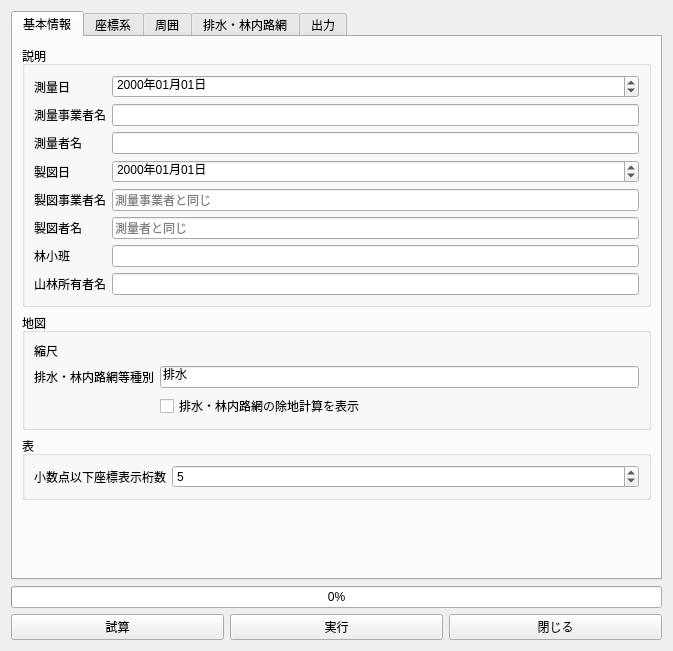
Old version of the form main_dialog.ui in the repository CleanDiesel/RingyoZumenMaker.
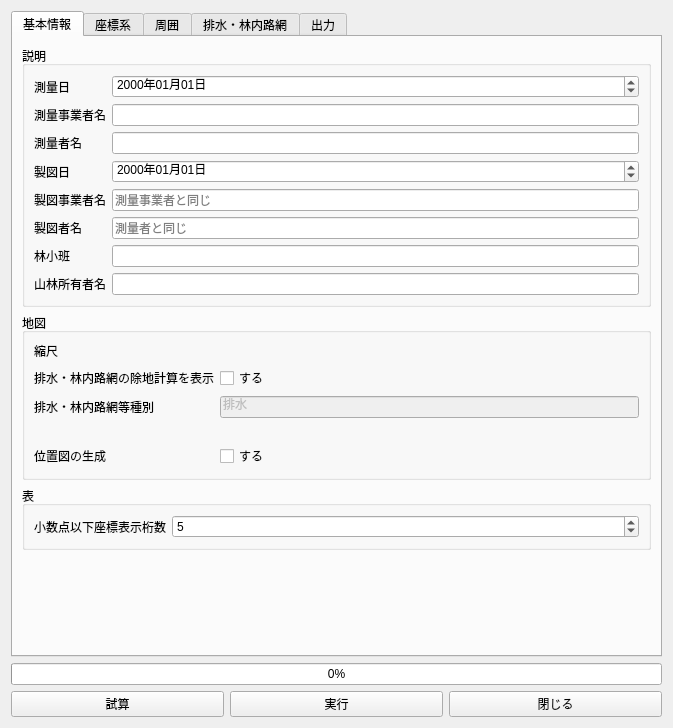
New version of the form. Custom widgets are drawn as their Qt base class.

Patch:
```diff
--- a/main_dialog.ui
+++ b/main_dialog.ui
@@ -7,7 +7,7 @@
     <x>0</x>
     <y>0</y>
     <width>673</width>
-    <height>651</height>
+    <height>728</height>
    </rect>
   </property>
   <property name="sizePolicy">
@@ -164,38 +164,62 @@
             </property>
            </widget>
           </item>
-          <item row="2" column="0">
+          <item row="0" column="1">
+           <widget class="QgsScaleWidget" name="scale">
+            <property name="showCurrentScaleButton">
+             <bool>true</bool>
+            </property>
+           </widget>
+          </item>
+          <item row="3" column="0">
+           <widget class="QLabel" name="label_26">
+            <property name="text">
+             <string>排水・林内路網の除地計算を表示</string>
+            </property>
+           </widget>
+          </item>
+          <item row="3" column="1">
+           <widget class="QCheckBox" name="isJochikeisan">
+            <property name="text">
+             <string>する</string>
+            </property>
+           </widget>
+          </item>
+          <item row="4" column="0">
            <widget class="QLabel" name="label_25">
             <property name="text">
              <string>排水・林内路網等種別</string>
             </property>
            </widget>
           </item>
-          <item row="2" column="1">
+          <item row="4" column="1">
            <widget class="QLineEdit" name="haisuiType">
+            <property name="enabled">
+             <bool>false</bool>
+            </property>
             <property name="text">
              <string>排水</string>
             </property>
            </widget>
           </item>
-          <item row="3" column="0">
+          <item row="5" column="0">
            <widget class="QLabel" name="qgisLabel">
             <property name="text">
              <string/>
             </property>
            </widget>
           </item>
-          <item row="3" column="1">
-           <widget class="QCheckBox" name="isJochikeisan">
+          <item row="7" column="1">
+           <widget class="QCheckBox" name="isIchizu">
             <property name="text">
-             <string>排水・林内路網の除地計算を表示</string>
+             <string>する</string>
             </property>
            </widget>
           </item>
-          <item row="0" column="1">
-           <widget class="QgsScaleWidget" name="scale">
-            <property name="showCurrentScaleButton">
-             <bool>true</bool>
+          <item row="7" column="0">
+           <widget class="QLabel" name="label_9">
+            <property name="text">
+             <string>位置図の生成</string>
             </property>
            </widget>
           </item>
```
Left out of the diff: 40 changed lines with no effect on the pictures.
